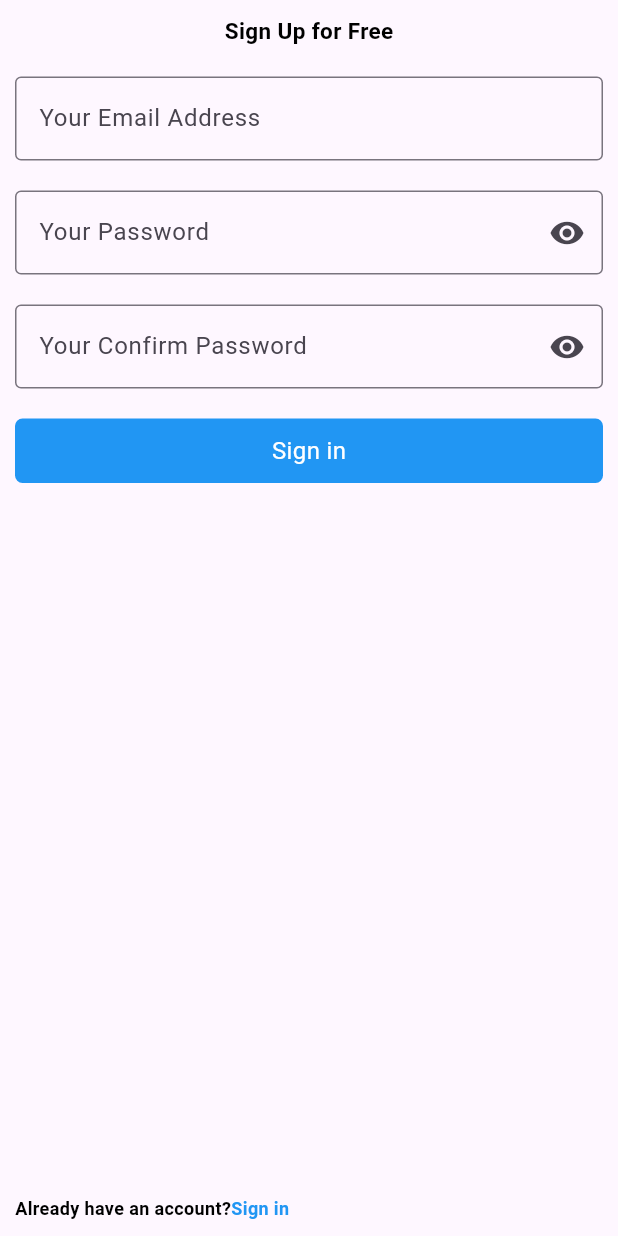
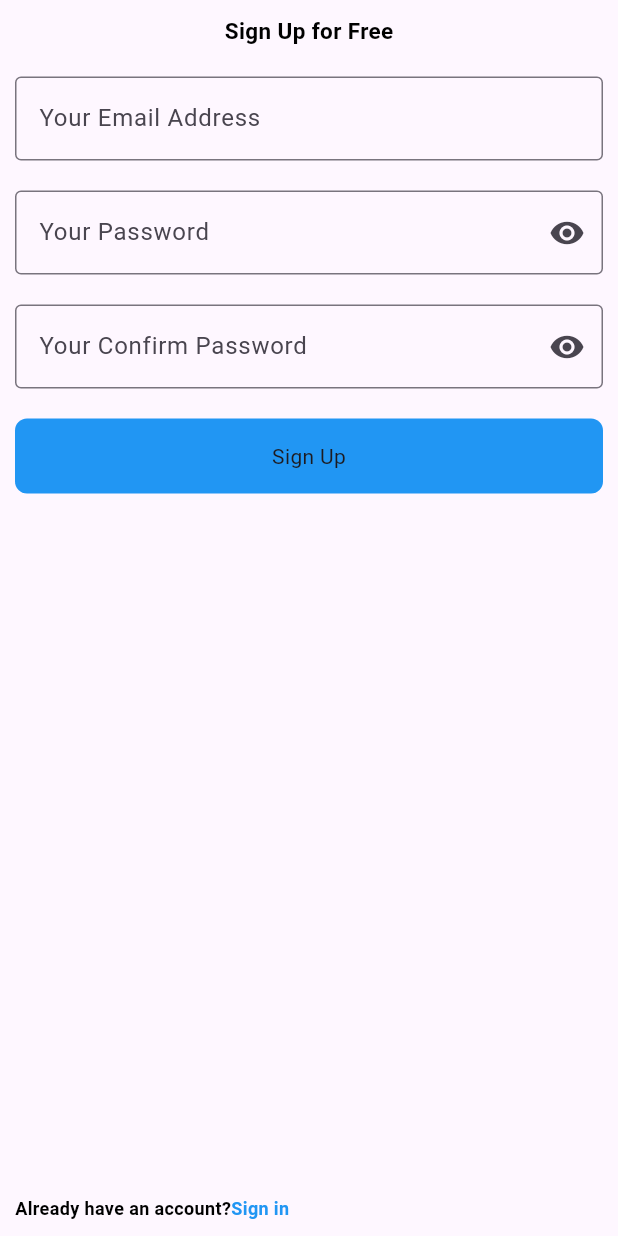
Before and after one commit to Ahana5467/shared_preference_sampleui, a Flutter app: the screen it shows after launch, after a tap on "Sign in", after a tap on "Sign Up", on a phone screen of 412 x 824 dp. Run offline on Flutter 3.47's test engine with Material 3 defaults, Android fonts, the phone set to English and light mode, and no system bars; our stand-ins replace shared_preferences.

Commit message:
chaged login screen

```diff
--- a/lib/view/home_screen/home_screen.dart
+++ b/lib/view/home_screen/home_screen.dart
@@ -1,5 +1,6 @@
 import 'package:flutter/material.dart';
 import 'package:shared_preference_sampleui/view/login_screen/login_screen.dart';
+import 'package:shared_preferences/shared_preferences.dart';
 
 class HomeScreen extends StatelessWidget {
   const HomeScreen({super.key});
@@ -11,7 +12,10 @@ class HomeScreen extends StatelessWidget {
         children: [
           Center(child: Text("Home screen")),
           SizedBox(height: 10),
-          ElevatedButton(onPressed: () {
+          ElevatedButton(onPressed: () async {
+             final SharedPreferences prefs = await SharedPreferences.getInstance();
+            await prefs.remove('isLogged');
+
             Navigator.pushReplacement(context, MaterialPageRoute(builder: (context) => LoginScreen(),));
           }, child: Text("Logout"))
         ],
--- a/lib/view/login_screen/login_screen.dart
+++ b/lib/view/login_screen/login_screen.dart
@@ -80,24 +80,33 @@ class _LoginScreenState extends State<LoginScreen> {
                   onTap: () async {
                     String email = emailController.text;
                     String password = passwordController.text;
+
                     final SharedPreferences prefs = await SharedPreferences.getInstance();
-                  final bool? isRegister = prefs.getBool('isRegister');
-                  final String? regemail = prefs.getString('email');
-                  final String? regpassword = prefs.getString('email');
+                    final bool? isRegistered = prefs.getBool('isRegistered');
+                    final String? registeredEmail = prefs.getString('email');
+                    final String? registeredPassword = prefs.getString('password');
                     if(_formKey.currentState!.validate()){
-                  if(isRegister==true &&  email==regemail && password == regpassword){
+                    if(isRegistered==true && email==registeredEmail && password==registeredPassword ){
+
                       await prefs.setBool('isLogged', true);
-                  Navigator.pushReplacement(context, MaterialPageRoute(builder: (context) => HomeScreen(),));
-                  }else{
-                    Navigator.push(context, MaterialPageRoute(builder: (context) => HomeScreen(),));
+                     Navigator.pushReplacement(context, MaterialPageRoute(builder: (context)=>HomeScreen()));
+
+                    }
+                    else{
+                       Navigator.push(context, MaterialPageRoute(builder: (context)=>RegisterScreen()));
                     }
                     }
+
                   },
                    child: Container(
-                  padding: EdgeInsets.all(10),
+                    padding: EdgeInsets.all(8),
+                    height: 50,
                     width: double.infinity,
-                  decoration: BoxDecoration(borderRadius: BorderRadius.circular(5),color: Colors.blue),
-                  child: Center(child: Text("Sign in",style: TextStyle(color: Colors.white,fontSize: 16),),),
+                    decoration: BoxDecoration(
+                      color: Colors.blue,
+                      borderRadius: BorderRadius.circular(8)
+                    ),
+                    child: Center(child: Text("Sign in")),
                    ),
                  ),
                 Spacer(),
--- a/lib/view/register_screen/register_screen.dart
+++ b/lib/view/register_screen/register_screen.dart
@@ -1,5 +1,5 @@
 import 'package:flutter/material.dart';
-import 'package:shared_preference_sampleui/view/login_screen/login_screen.dart';
+import 'package:shared_preference_sampleui/view/home_screen/home_screen.dart';
 import 'package:shared_preferences/shared_preferences.dart';
 
 class RegisterScreen extends StatelessWidget {
@@ -87,35 +87,39 @@ class RegisterScreen extends StatelessWidget {
                   onTap: () async {
                     String email = emailController.text;
                     String password = passwordController.text;
-                  String conpassword = confirmController.text;
+                    String confirmPass = confirmController.text;
                     if(_formKey.currentState!.validate()){
-                  if(password == conpassword && email.isNotEmpty){
+                    if(password==confirmPass && email.isNotEmpty){
                        final SharedPreferences prefs = await SharedPreferences.getInstance();
+                    await prefs.setBool('isRegistered', true);
                     await prefs.setString('email', emailController.text);
                     await prefs.setString('password', passwordController.text);
-                  await prefs.setBool('isRegister', true);
                     Navigator.pop(context);
-                  }else{
-                    Navigator.push(context, MaterialPageRoute(builder: (context) => LoginScreen(),));
+
+                    }
+                    else{
+                      Navigator.push(context, MaterialPageRoute(builder: (context)=>RegisterScreen()));
                     }
                     }
+
                   },
                    child: Container(
-                    padding: EdgeInsets.all(10),
+                    padding: EdgeInsets.all(8),
+                    height: 50,
                     width: double.infinity,
-                    decoration: BoxDecoration(borderRadius: BorderRadius.circular(5),color: Colors.blue),
-                    child: Center(child: Text("Sign in",style: TextStyle(color: Colors.white,fontSize: 16),),),
+                    decoration: BoxDecoration(
+                      color: Colors.blue,
+                      borderRadius: BorderRadius.circular(8)
+                    ),
+                    child: Center(child: Text("Sign Up")),
                    ),
                  ),
                   Spacer(),
                   Row(
                     children: [
                       Text("Already have an account?",style: TextStyle(color: Colors.black,fontSize: 12,fontWeight: FontWeight.bold),),
-                  InkWell(
-                      onTap: () {
-                        Navigator.push(context, MaterialPageRoute(builder: (context) => LoginScreen(),));
-                      },
-                      child: Text("Sign in",style: TextStyle(color: Colors.blue,fontSize: 12,fontWeight: FontWeight.bold),)),
+
+                       Text("Sign in",style: TextStyle(color: Colors.blue,fontSize: 12,fontWeight: FontWeight.bold),),
                     ]
                   )
             ]
--- a/lib/view/splash_screen/splash_screen.dart
+++ b/lib/view/splash_screen/splash_screen.dart
@@ -13,17 +13,17 @@ class SplashScreen extends StatefulWidget {
 class _SplashScreenState extends State<SplashScreen> {
   @override
   void initState() {
-
-    super.initState();
     Future.delayed(Duration(seconds: 3),() async {
       final SharedPreferences prefs = await SharedPreferences.getInstance();
-      bool islogged = prefs.getBool('islogged') ?? false;
-      if(islogged){
-        Navigator.push(context, MaterialPageRoute(builder: (context) => HomeScreen(),));
-      }else{
-        Navigator.push(context, MaterialPageRoute(builder: (context) => LoginScreen(),));
+      final bool? isLogged = prefs.getBool('isLogged');
+      if(isLogged==true){
+        Navigator.pushReplacement(context, MaterialPageRoute(builder: (context)=>HomeScreen()));
+      }
+      else{
+        Navigator.pushReplacement(context, MaterialPageRoute(builder: (context)=>LoginScreen()));
       }
     });
+    super.initState();
   }
   @override
   Widget build(BuildContext context) {
```
Lines whose indentation alone changed are shown as unchanged.
